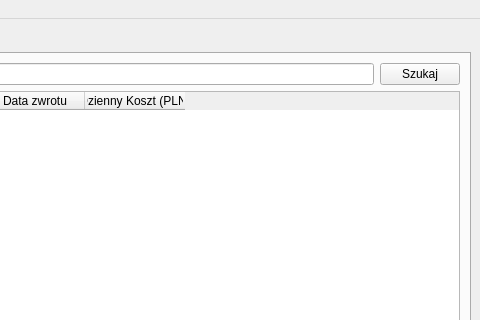
Qt form mainwindow.ui (maciej-umanski/Wypozyczalnia_Filmow_PC2_QT) before a commit; both pictures show x 436 to 916 and y 0 to 320 of the 916 by 503 pixel window.
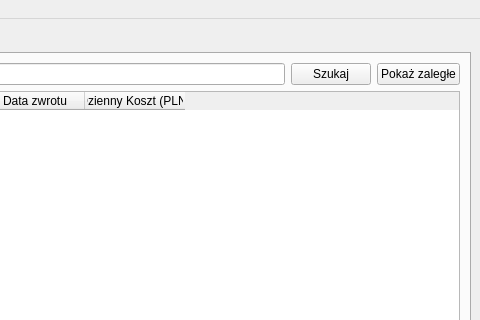
The same form after that commit. The open tabs and pages were chosen to show the change.

What changed in the file:
```diff
--- a/mainwindow.ui
+++ b/mainwindow.ui
@@ -68,6 +68,13 @@
             </property>
            </widget>
           </item>
+          <item>
+           <widget class="QPushButton" name="showOverdueBorrowButton">
+            <property name="text">
+             <string>Pokaż zaległe</string>
+            </property>
+           </widget>
+          </item>
          </layout>
         </item>
         <item row="1" column="0">
```
Left out of the diff: 17 changed lines with no effect on the pictures.
